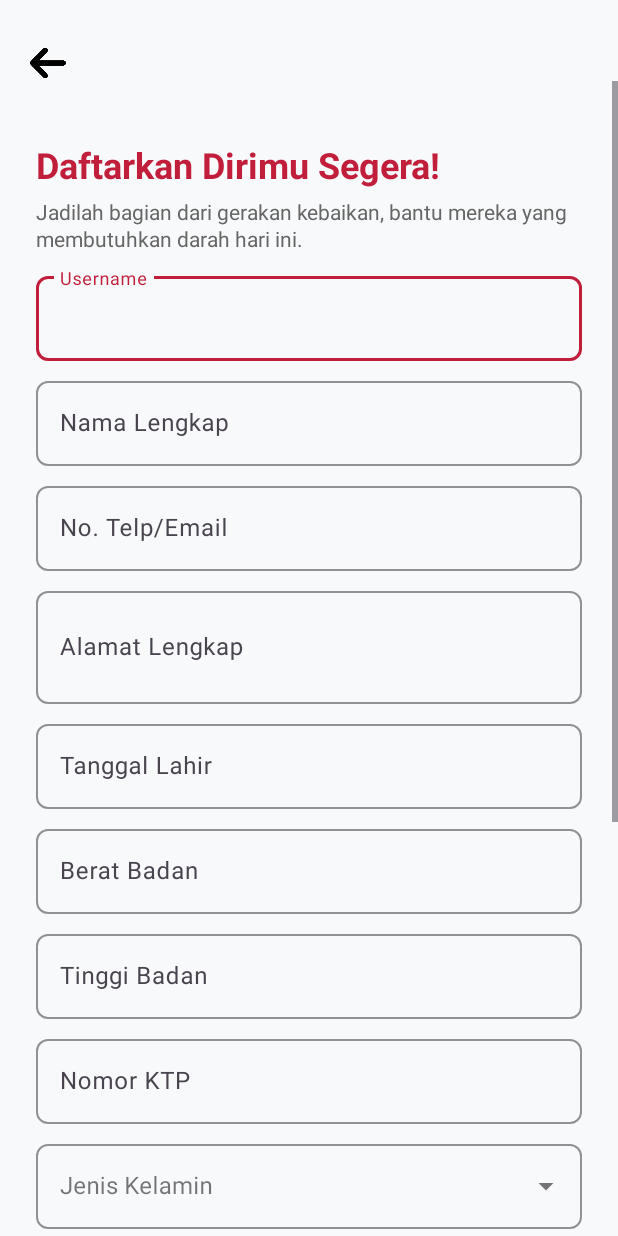
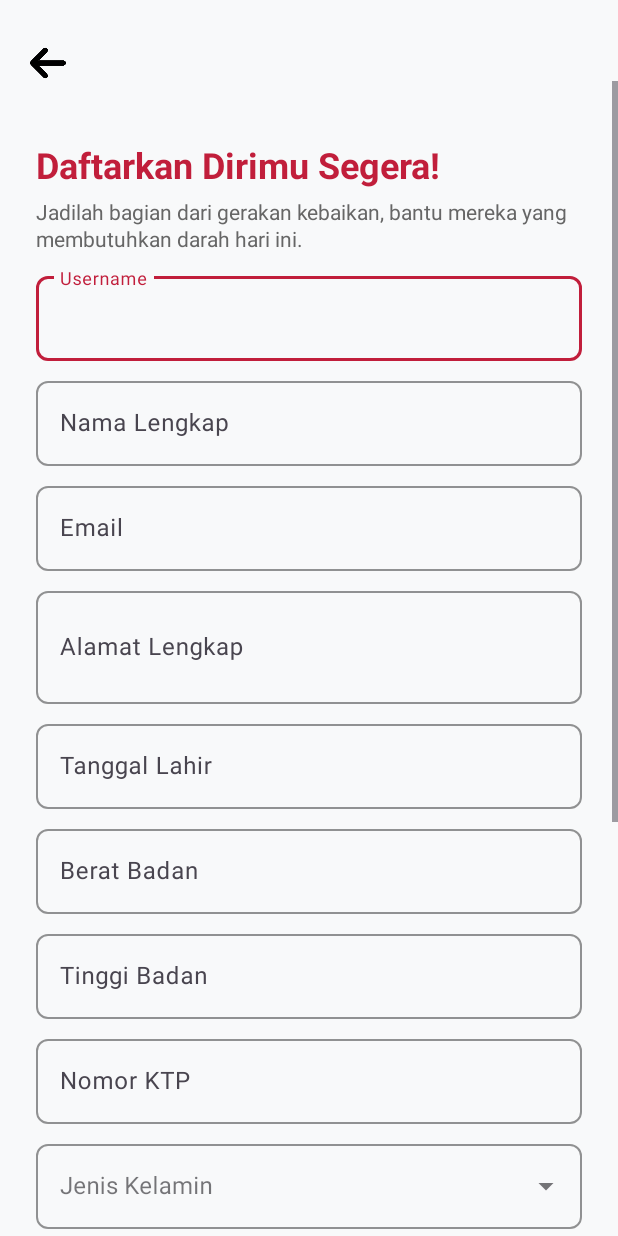
Before and after one commit to farafahirun/Temu-Darah, an Android app: the DaftarActivity screen opened directly, with no data from a screen before it, on a phone screen of 412 x 824 dp. Run offline under Robolectric (Android 15) with nearby library versions, the phone set to English and light mode, and no system bars; our stand-ins replace Firebase (no records; nobody signed in at launch, a user with empty details on screens opened directly).

Commit message:
Update UI (12)

```diff
--- a/app/src/main/res/layout/activity_daftar.xml
+++ b/app/src/main/res/layout/activity_daftar.xml
@@ -115,7 +115,7 @@
                     android:id="@+id/et_phone_email"
                     android:layout_width="match_parent"
                     android:layout_height="wrap_content"
-                    android:hint="No. Telp/Email"
+                    android:hint="Email"
                     android:inputType="textEmailAddress"
                     android:textSize="16sp"
                     android:textColor="@color/fixed_black" />
--- a/app/src/main/res/layout/activity_masuk.xml
+++ b/app/src/main/res/layout/activity_masuk.xml
@@ -70,7 +70,7 @@
             android:id="@+id/et_phone_email"
             android:layout_width="match_parent"
             android:layout_height="wrap_content"
-            android:hint="Phone Number/Email"
+            android:hint="Email"
             android:inputType="textEmailAddress"
             android:textSize="16sp"
             android:textColor="@color/fixed_black" />
--- a/app/src/main/res/layout/fragment_edit_profile.xml
+++ b/app/src/main/res/layout/fragment_edit_profile.xml
@@ -4,7 +4,8 @@
     xmlns:tools="http://schemas.android.com/tools"
     android:layout_width="match_parent"
     android:layout_height="match_parent"
-    tools:context=".fragment.EditProfileFragment">
+    tools:context=".fragment.EditProfileFragment"
+    android:layout_marginBottom="30dp">
 
     <RelativeLayout
         android:layout_width="match_parent"
```
